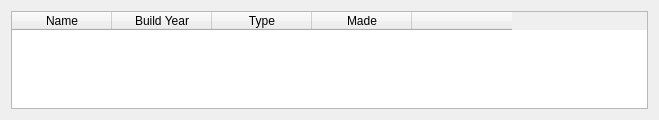
Qt form Display/relsci.ui (alexi15/verk1) before a commit.
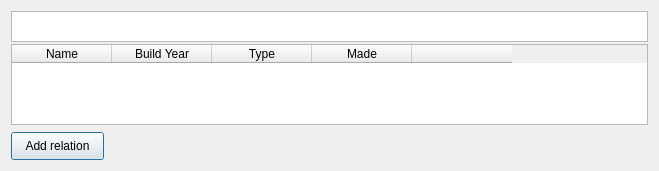
The same form after that commit.

Commit message: Relations and some error checking and MessageBox

Patch:
```diff
--- a/Display/relsci.ui
+++ b/Display/relsci.ui
@@ -7,15 +7,21 @@
     <x>0</x>
     <y>0</y>
     <width>659</width>
-    <height>120</height>
+    <height>171</height>
    </rect>
   </property>
   <property name="windowTitle">
    <string>Dialog</string>
   </property>
-  <layout class="QHBoxLayout" name="horizontalLayout">
-   <item>
     <widget class="QTableWidget" name="table_computers">
+   <property name="geometry">
+    <rect>
+     <x>11</x>
+     <y>44</y>
+     <width>637</width>
+     <height>81</height>
+    </rect>
+   </property>
      <property name="toolTip">
       <string/>
      </property>
@@ -45,8 +51,34 @@
       </property>
      </column>
     </widget>
-   </item>
-  </layout>
+  <widget class="QPushButton" name="pushButton">
+   <property name="geometry">
+    <rect>
+     <x>11</x>
+     <y>132</y>
+     <width>93</width>
+     <height>28</height>
+    </rect>
+   </property>
+   <property name="text">
+    <string>Add relation</string>
+   </property>
+  </widget>
+  <widget class="QTextBrowser" name="text_sci">
+   <property name="geometry">
+    <rect>
+     <x>11</x>
+     <y>11</y>
+     <width>637</width>
+     <height>31</height>
+    </rect>
+   </property>
+   <property name="font">
+    <font>
+     <pointsize>10</pointsize>
+    </font>
+   </property>
+  </widget>
  </widget>
  <resources/>
  <connections/>
```
Lines whose indentation alone changed are shown as unchanged. The commit also changes 17 other files.
